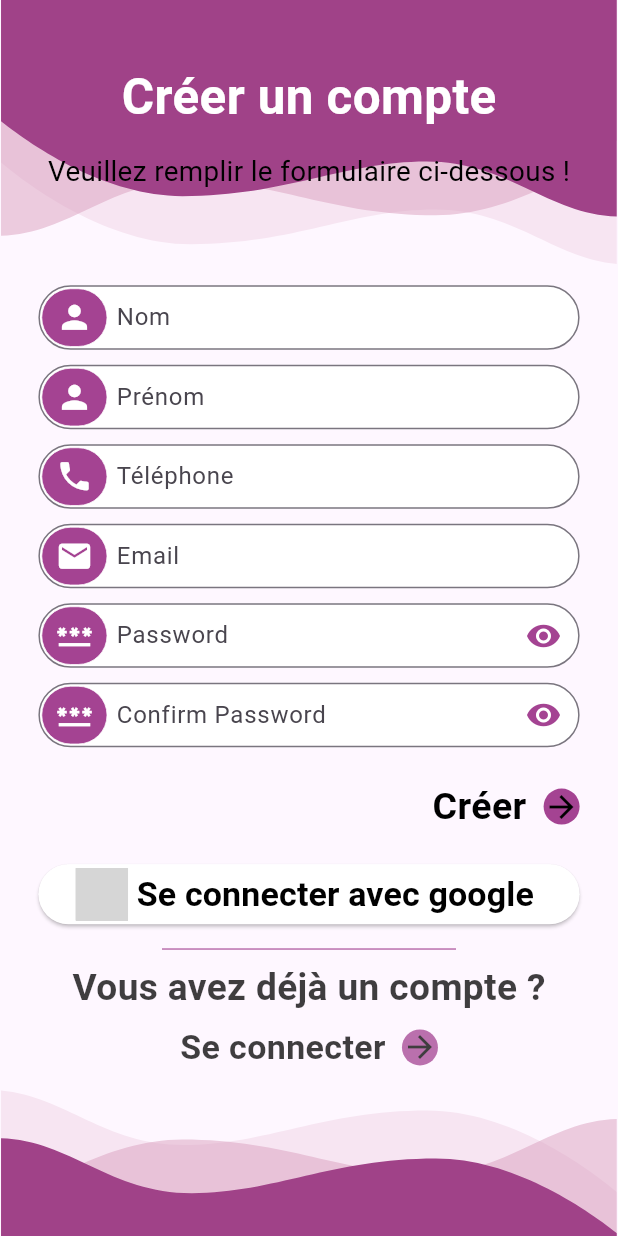
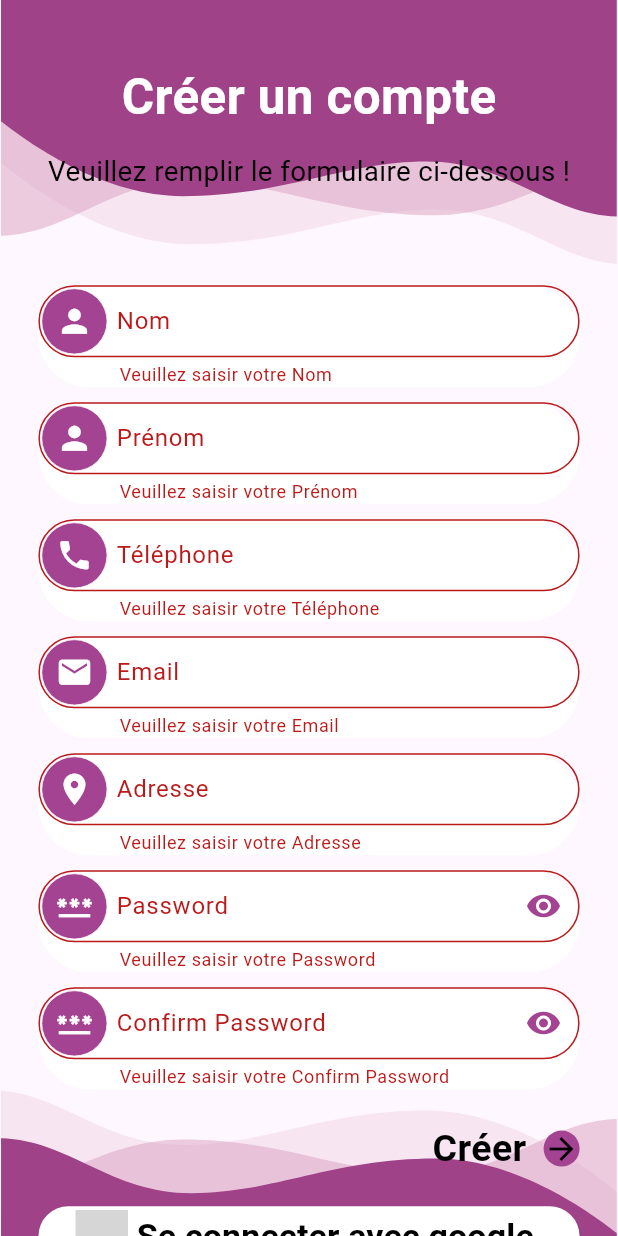
Before and after one commit to MouhamedNaby/Fid_Mobile, a Flutter app: the Inscription screen opened directly, after a tap on "Créer", on a phone screen of 412 x 824 dp. Run offline on Flutter 3.47's test engine with Material 2 defaults, Android fonts, the phone set to English and light mode, and no system bars; our stand-ins replace carousel_slider, flutter_svg; grey boxes are pictures that could not be loaded.

Commit message:
creation de controller

```diff
--- a/lycs_fid_customers/lib/components/function.dart
+++ b/lycs_fid_customers/lib/components/function.dart
@@ -26,3 +26,9 @@ void afficherConditionConfidentialite(BuildContext context) {
     },
   );
 }
+
+void clear(Map<String, TextEditingController> controllers) {
+  controllers.forEach((key, value) {
+    value.clear();
+  });
+}
--- a/lycs_fid_customers/lib/components/reusable_widget.dart
+++ b/lycs_fid_customers/lib/components/reusable_widget.dart
@@ -13,12 +13,17 @@ Container buildTextContainer({
   return Container(
     margin: const EdgeInsets.only(top: 5, bottom: 5),
     padding: const EdgeInsets.all(0),
-    height: 43,
     decoration: BoxDecoration(
       color: Colors.white,
       borderRadius: BorderRadius.circular(50),
     ),
-    child: TextField(
+    child: TextFormField(
+      validator: (value) {
+        if (value!.isEmpty) {
+          return 'Veuillez saisir votre $labelName';
+        }
+        return null;
+      },
       controller: labelController,
       decoration: InputDecoration(
         labelText: labelName,
--- a/lycs_fid_customers/lib/connection/inscription.dart
+++ b/lycs_fid_customers/lib/connection/inscription.dart
@@ -2,11 +2,14 @@
 
 import 'package:flutter/material.dart';
 import 'package:lycs_fid_customers/accueil.dart';
+import 'package:lycs_fid_customers/components/function.dart';
 import 'package:lycs_fid_customers/configs/config.dart';
 import 'package:flutter_svg/flutter_svg.dart';
 import 'package:lycs_fid_customers/connection/connexion.dart';
+import 'package:lycs_fid_customers/controllers/user.dart';
 import 'package:lycs_fid_customers/delayed_animation.dart';
 import 'package:lycs_fid_customers/components/reusable_widget.dart';
+import 'package:lycs_fid_customers/model/client.dart';
 //import 'package:lycs_fid_customers/model/client.dart';
 
 class Inscription extends StatefulWidget {
@@ -22,13 +25,14 @@ class _InscriptionState extends State<Inscription> {
   double pageHeight = 0;
 
   final _formKey = GlobalKey<FormState>();
+  final TextEditingController _firstnameController = TextEditingController();
   final TextEditingController _nameController = TextEditingController();
+  final TextEditingController _telController = TextEditingController();
   final TextEditingController _emailController = TextEditingController();
+  final TextEditingController _adresseController = TextEditingController();
   final TextEditingController _passwordController = TextEditingController();
   final TextEditingController _confirmpassVisiblewordController =
       TextEditingController();
-  final TextEditingController _firstnameController = TextEditingController();
-  final TextEditingController _telController = TextEditingController();
   bool passVisible = true;
   bool confirmPassVisible = true;
 
@@ -37,6 +41,8 @@ class _InscriptionState extends State<Inscription> {
     pageWidth = MediaQuery.of(context).size.width;
     pageHeight = MediaQuery.of(context).size.height;
 
+    Client client;
+    UserController user = UserController();
     return Scaffold(
       body: Stack(
         children: [
@@ -104,24 +110,35 @@ class _InscriptionState extends State<Inscription> {
                                       labelController: _nameController,
                                       icone: Icons.person,
                                       isPassword: false,
+                                      passwordVisible: false,
                                     ),
                                     buildTextContainer(
                                       labelName: 'Prénom',
                                       labelController: _firstnameController,
                                       icone: Icons.person,
                                       isPassword: false,
+                                      passwordVisible: false,
                                     ),
                                     buildTextContainer(
                                       labelName: 'Téléphone',
                                       labelController: _telController,
                                       icone: Icons.phone,
                                       isPassword: false,
+                                      passwordVisible: false,
                                     ),
                                     buildTextContainer(
                                       labelName: 'Email',
                                       labelController: _emailController,
                                       icone: Icons.email,
                                       isPassword: false,
+                                      passwordVisible: false,
+                                    ),
+                                    buildTextContainer(
+                                      labelName: 'Adresse',
+                                      labelController: _adresseController,
+                                      icone: Icons.location_on,
+                                      isPassword: false,
+                                      passwordVisible: false,
                                     ),
                                     buildTextContainer(
                                       labelName: 'Password',
@@ -164,7 +181,59 @@ class _InscriptionState extends State<Inscription> {
                                       ),
                                       child: InkWell(
                                         onTap: () => {
-                                          print('Création de compte'),
+                                          if (_formKey.currentState!.validate())
+                                            {
+                                              print(
+                                                  'Prénom: ${_firstnameController.text}'),
+                                              print(
+                                                  'Nom: ${_nameController.text}'),
+                                              print(
+                                                  'Téléphone: ${_telController.text}'),
+                                              print(
+                                                  'Adresse: ${_adresseController.text}'),
+                                              print(
+                                                  'Password: ${_passwordController.text}'),
+                                              print(
+                                                  'E-mail: ${_emailController.text}'),
+                                              client = Client(
+                                                lastName: _nameController.text,
+                                                firstName:
+                                                    _firstnameController.text,
+                                                phone: _telController.text,
+                                                adresse:
+                                                    _adresseController.text,
+                                                email: _emailController.text,
+                                                password:
+                                                    _passwordController.text,
+                                              ),
+                                              user.setClient = client,
+                                              print(user.getClient),
+                                              user.createAccount(
+                                                  user.getClient),
+                                              clear({
+                                                "name": _nameController,
+                                                "firstname":
+                                                    _firstnameController,
+                                                "tel": _telController,
+                                                "adresse": _adresseController,
+                                                "email": _emailController,
+                                                "password": _passwordController,
+                                                "confirmpassword":
+                                                    _confirmpassVisiblewordController
+                                              }),
+                                            }
+                                          else
+                                            {
+                                              print(
+                                                  'Veuillez remplir tous les champs'),
+                                            },
+                                          if (_passwordController.text !=
+                                              _confirmpassVisiblewordController
+                                                  .text)
+                                            {
+                                              print(
+                                                  'Les mots de passe ne correspondent pas'),
+                                            }
                                         },
                                         child: Row(
                                           mainAxisAlignment:
@@ -269,6 +338,10 @@ class _InscriptionState extends State<Inscription> {
                                   margin: EdgeInsets.only(
                                     top: pageHeight * 0.008,
                                   ),
+                                  decoration: BoxDecoration(
+                                    borderRadius: BorderRadius.circular(100),
+                                    color: Colors.white,
+                                  ),
                                   child: InkWell(
                                     onTap: () => Navigator.push(
                                         context,
--- a/lycs_fid_customers/lib/model/client.dart
+++ b/lycs_fid_customers/lib/model/client.dart
@@ -1,33 +1,76 @@
-class Client {
-  String id;
-  String nom;
-  String prenom;
-  String email;
-  String password;
-  String tel;
+import 'package:flutter/material.dart';
+
+class Client with ChangeNotifier {
+  String? id;
+  String? lastName;
+  String? firstName;
+  String? email;
+  String? adresse;
+  String? password;
+  String? phone;
 
   Client(
-      {required this.id,
-      required this.nom,
-      required this.prenom,
-      required this.email,
-      required this.password,
-      required this.tel});
+      {this.id,
+      this.lastName,
+      this.firstName,
+      this.email,
+      this.adresse,
+      this.password,
+      this.phone});
+
+  set setId(String? id) => () {
+        this.id = id;
+        notifyListeners();
+      };
+
+  String get getId => id!;
+  set setLastName(String? lastName) => () {
+        this.lastName = lastName;
+        notifyListeners();
+      };
+  String get getLastName => lastName!;
+  set setFirstName(String? firstName) => () {
+        this.firstName = firstName;
+        notifyListeners();
+      };
+  String get getFirstName => firstName!;
+  set setEmail(String? email) => () {
+        this.email = email;
+        notifyListeners();
+      };
+  String get getEmail => email!;
+  set setAdresse(String? adresse) => () {
+        this.adresse = adresse;
+        notifyListeners();
+      };
+  String get getAdresse => adresse!;
+  set setPassword(String? password) => () {
+        this.password = password;
+        notifyListeners();
+      };
+  String get getPassword => password!;
+  set setPhone(String? phone) => () {
+        this.phone = phone;
+        notifyListeners();
+      };
+  String get getPhone => phone!;
 
   factory Client.fromJson(Map<String, dynamic> json) => Client(
       id: json['id'],
-      nom: json['nom'],
-      prenom: json['prenom'],
+      lastName: json['lastName'],
+      firstName: json['firstName'],
       email: json['email'],
+      adresse: json['adresse'],
       password: json['password'],
-      tel: json['tel']);
+      phone: json['phone']);
 
   Map<String, dynamic> toJson() => {
         'id': id,
-        'nom': nom,
-        'prenom': prenom,
+        'lastName': lastName,
+        'firstName': firstName,
         'email': email,
+        'adresse': adresse,
         'password': password,
-        'tel': tel
+        'phone': phone
       };
 }
--- a/lycs_fid_customers/pubspec.yaml
+++ b/lycs_fid_customers/pubspec.yaml
@@ -40,6 +40,7 @@ dependencies:
   blur: ^3.0.0
   marquee: ^2.2.3
   carousel_slider: ^4.2.1
+  http: ^1.1.0
 
   # The following adds the Cupertino Icons font to your application.
   # Use with the CupertinoIcons class for iOS style icons.
```
Also changed, not shown: lycs_fid_customers/lib/controllers/user.dart (added, +59 -0 lines), lycs_fid_customers/pubspec.lock, 1 other file.
